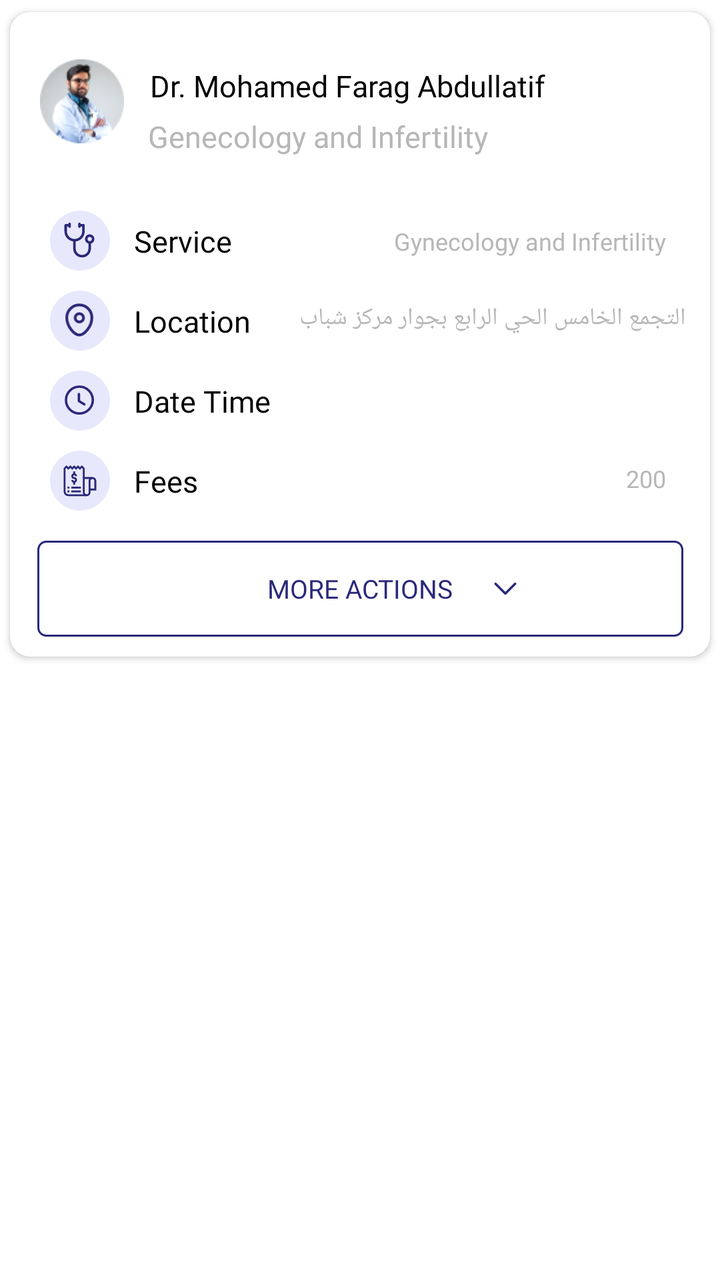
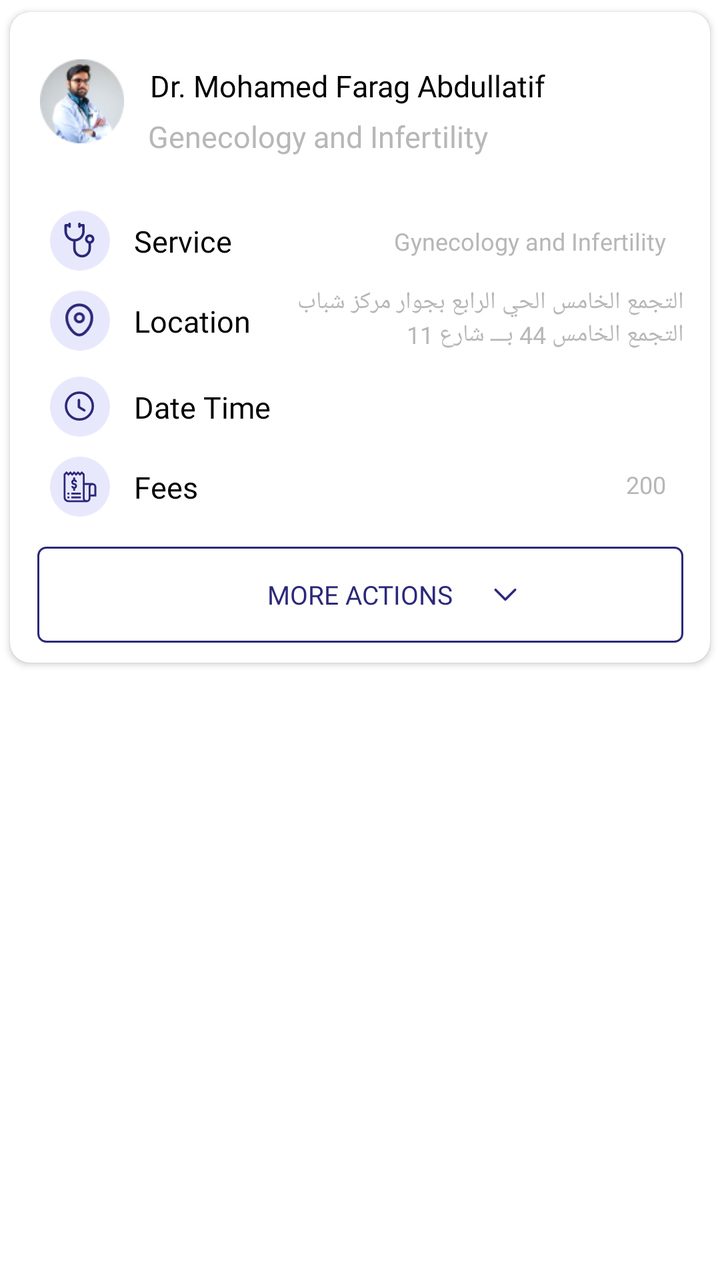

Screens rendered from an Android XML layout before and after an edit, with the pre-edit source and the edit as a unified diff.
<!-- AndroidManifest.xml: application theme Theme.NewDesign -->
<!-- res/layout/item_layout_schedule.xml -->
<?xml version="1.0" encoding="utf-8"?>
<layout xmlns:android="http://schemas.android.com/apk/res/android"
    xmlns:app="http://schemas.android.com/apk/res-auto">

    <androidx.constraintlayout.widget.ConstraintLayout
        android:layout_width="match_parent"
        android:layout_height="wrap_content">

        <androidx.cardview.widget.CardView
            android:id="@+id/cardview"
            android:layout_width="match_parent"
            android:layout_height="wrap_content"
            app:cardCornerRadius="10dp"
            app:cardUseCompatPadding="true"
            app:layout_constraintEnd_toEndOf="parent"
            app:layout_constraintStart_toStartOf="parent"
            app:layout_constraintTop_toTopOf="parent">

            <androidx.constraintlayout.widget.ConstraintLayout
                android:id="@+id/layput_services"
                android:layout_width="match_parent"
                android:layout_height="match_parent"
                android:padding="5dp">

                <androidx.constraintlayout.widget.ConstraintLayout
                    android:id="@+id/layout_doctorsDetail"
                    android:layout_width="match_parent"
                    android:layout_height="wrap_content"
                    android:layout_margin="10dp"
                    app:layout_constraintEnd_toEndOf="parent"
                    app:layout_constraintStart_toStartOf="parent"
                    app:layout_constraintTop_toTopOf="parent">

                    <com.google.android.material.imageview.ShapeableImageView
                        android:id="@+id/iv_doctorProfile"
                        android:layout_width="42dp"
                        android:layout_height="42dp"
                        android:src="@drawable/ic_docspecialization"
                        app:layout_constraintStart_toStartOf="parent"
                        app:layout_constraintTop_toTopOf="parent"
                        app:layout_constraintBottom_toBottomOf="parent"
                        />

                    <androidx.appcompat.widget.AppCompatTextView
                        android:id="@+id/tv_doctorName"
                        android:layout_width="0dp"
                        android:layout_height="wrap_content"
                        android:layout_marginStart="10dp"
                        android:fontFamily="@font/avenirltstd_roman"
                        android:gravity="start"
                        android:padding="3dp"
                        android:text="Dr. Mohamed Farag Abdullatif"
                        android:textColor="@color/black"
                        android:textSize="15sp"
                        app:layout_constraintStart_toEndOf="@+id/iv_doctorProfile"
                        app:layout_constraintTop_toTopOf="@+id/iv_doctorProfile" />

                    <androidx.appcompat.widget.AppCompatTextView
                        android:id="@+id/tv_Specialization"
                        android:layout_width="0dp"
                        android:layout_height="wrap_content"
                        android:layout_marginStart="10dp"
                        android:fontFamily="@font/avenirltstd_roman"
                        android:gravity="start"
                        android:padding="2dp"
                        android:text="Genecology and Infertility"
                        android:textColor="@color/gray"
                        android:textSize="15sp"
                        app:layout_constraintStart_toEndOf="@+id/iv_doctorProfile"
                        app:layout_constraintTop_toBottomOf="@+id/tv_doctorName" />


                </androidx.constraintlayout.widget.ConstraintLayout>


                <androidx.constraintlayout.widget.ConstraintLayout
                    android:id="@+id/layout_Subspecialization"
                    android:layout_width="match_parent"
                    android:layout_height="wrap_content"
                    android:layout_marginTop="10dp"

                    android:padding="5dp"
                    app:layout_constraintTop_toBottomOf="@+id/layout_doctorsDetail">

                    <androidx.constraintlayout.widget.ConstraintLayout
                        android:id="@+id/layout_Sub_specialization"
                        android:layout_width="30dp"
                        android:layout_height="30dp"
                        android:layout_marginTop="10dp"
                        android:layout_marginStart="10dp"
                        android:background="@drawable/bg_image_circle"
                        app:layout_constraintStart_toStartOf="parent"
                        app:layout_constraintTop_toTopOf="parent">

                        <com.google.android.material.imageview.ShapeableImageView
                            android:id="@+id/iv_sub_specialization"
                            android:layout_width="18dp"
                            android:layout_height="18dp"
                            android:adjustViewBounds="true"
                            android:src="@drawable/ic_sub_specialization"
                            app:layout_constraintBottom_toBottomOf="parent"
                            app:layout_constraintEnd_toEndOf="parent"
                            app:layout_constraintStart_toStartOf="parent"
                            app:layout_constraintTop_toTopOf="parent" />
                    </androidx.constraintlayout.widget.ConstraintLayout>

                    <androidx.appcompat.widget.AppCompatTextView
                        android:id="@+id/tv_sub_specialization"
                        android:layout_width="wrap_content"
                        android:layout_height="wrap_content"
                        android:layout_marginStart="10dp"
                        android:layout_marginTop="10dp"
                        android:fontFamily="@font/avenirltstd_roman"
                        android:gravity="start"
                        android:padding="2dp"
                        android:text="@string/service"
                        android:textColor="@color/black"
                        android:textSize="15sp"
                        app:layout_constraintStart_toEndOf="@+id/layout_Sub_specialization"
                        app:layout_constraintBottom_toBottomOf="@+id/layout_Sub_specialization"
                       app:layout_constraintTop_toTopOf="parent" />

                    <androidx.appcompat.widget.AppCompatTextView
                        android:id="@+id/Service"
                        android:layout_width="0dp"
                        android:layout_height="wrap_content"
                        android:layout_marginStart="10dp"
                        android:layout_marginTop="10dp"
                        android:layout_marginEnd="10dp"
                        android:fontFamily="@font/avenirltstd_black"
                        android:gravity="end"
                        android:padding="2dp"
                        android:text="Gynecology and Infertility"
                        android:textColor="@color/gray"
                        android:textSize="12sp"
                        app:layout_constraintEnd_toEndOf="parent"
                        app:layout_constraintStart_toEndOf="@+id/tv_sub_specialization"
                        app:layout_constraintBottom_toBottomOf="@+id/layout_Sub_specialization"
                        app:layout_constraintTop_toTopOf="parent" />
                </androidx.constraintlayout.widget.ConstraintLayout>
                <androidx.constraintlayout.widget.ConstraintLayout
                    android:id="@+id/Address"
                    android:layout_width="match_parent"
                    android:layout_height="wrap_content"
                    android:padding="5dp"
                    app:layout_constraintTop_toBottomOf="@+id/layout_Subspecialization">

                    <androidx.constraintlayout.widget.ConstraintLayout
                        android:id="@+id/layout_Address"
                        android:layout_width="30dp"
                        android:layout_height="30dp"
                        android:layout_marginStart="10dp"
                        android:background="@drawable/bg_image_circle"
                        app:layout_constraintStart_toStartOf="parent"
                        app:layout_constraintTop_toTopOf="parent">

                        <com.google.android.material.imageview.ShapeableImageView
                            android:id="@+id/iv_Address"
                            android:layout_width="18dp"
                            android:layout_height="18dp"
                            android:adjustViewBounds="true"
                            android:src="@drawable/ic_location"
                            app:layout_constraintBottom_toBottomOf="parent"
                            app:layout_constraintEnd_toEndOf="parent"
                            app:layout_constraintStart_toStartOf="parent"
                            app:layout_constraintTop_toTopOf="parent" />
                    </androidx.constraintlayout.widget.ConstraintLayout>

                    <androidx.appcompat.widget.AppCompatTextView
                        android:id="@+id/tv_Address"
                        android:layout_width="wrap_content"
                        android:layout_height="wrap_content"
                        android:layout_marginStart="10dp"
                        android:fontFamily="@font/avenirltstd_roman"
                        android:gravity="start"
                        android:padding="2dp"
                        android:text="@string/address"
                        android:textColor="@color/black"
                        android:textSize="15sp"
                        app:layout_constraintStart_toEndOf="@+id/layout_Address"
                        app:layout_constraintBottom_toBottomOf="@+id/layout_Address"
                        app:layout_constraintTop_toTopOf="parent" />

                    <androidx.appcompat.widget.AppCompatTextView
                        android:id="@+id/location"
                        android:layout_width="0dp"
                        android:layout_height="wrap_content"
                        android:layout_marginStart="10dp"
                        android:fontFamily="@font/avenirltstd_black"
                        android:gravity="start"
                       android:padding="2dp"
                        android:maxLines="1"
                        android:text="التجمع الخامس الحي الرابع بجوار مركز شباب التجمع الخامس 44 بـــ شارع 11"
                        android:textColor="@color/gray"
                        android:textSize="12sp"
                        app:layout_constraintEnd_toEndOf="parent"
                        app:layout_constraintStart_toEndOf="@+id/tv_Address"
                        app:layout_constraintBottom_toBottomOf="@+id/tv_Address"
                        app:layout_constraintTop_toTopOf="parent" />
                </androidx.constraintlayout.widget.ConstraintLayout>
                <androidx.constraintlayout.widget.ConstraintLayout
                    android:id="@+id/Waiting_Time"
                    android:layout_width="match_parent"
                    android:layout_height="wrap_content"
                    android:padding="5dp"
                    app:layout_constraintTop_toBottomOf="@+id/Address">

                    <androidx.constraintlayout.widget.ConstraintLayout
                        android:id="@+id/layout_Waiting_Time"
                        android:layout_width="30dp"
                        android:layout_height="30dp"
                        android:layout_marginStart="10dp"
                        android:background="@drawable/bg_image_circle"
                        app:layout_constraintStart_toStartOf="parent"
                        app:layout_constraintTop_toTopOf="parent">

                        <com.google.android.material.imageview.ShapeableImageView
                            android:id="@+id/iv_WaitingTime"
                            android:layout_width="18dp"
                            android:layout_height="18dp"
                            android:adjustViewBounds="true"
                            android:src="@drawable/ic_watingtime"
                            app:layout_constraintBottom_toBottomOf="parent"
                            app:layout_constraintEnd_toEndOf="parent"
                            app:layout_constraintStart_toStartOf="parent"
                            app:layout_constraintTop_toTopOf="parent" />
                    </androidx.constraintlayout.widget.ConstraintLayout>

                    <androidx.appcompat.widget.AppCompatTextView
                        android:id="@+id/tv_WaitingTime"
                        android:layout_width="wrap_content"
                        android:layout_height="wrap_content"
                        android:layout_marginStart="10dp"
                        android:fontFamily="@font/avenirltstd_roman"
                        android:gravity="start"
                        android:padding="2dp"
                        android:text="@string/date_time"
                        android:textColor="@color/black"
                        android:textSize="15sp"
                        app:layout_constraintStart_toEndOf="@+id/layout_Waiting_Time"
                        app:layout_constraintBottom_toBottomOf="@+id/layout_Waiting_Time"
                        app:layout_constraintTop_toTopOf="parent" />

                    <androidx.appcompat.widget.AppCompatTextView
                        android:id="@+id/waitingTime"
                        android:layout_width="0dp"
                        android:layout_height="wrap_content"
                        android:layout_marginStart="10dp"
                        android:layout_marginEnd="10dp"
                        android:fontFamily="@font/avenirltstd_black"
                        android:gravity="end"
                        android:padding="2dp"
                        android:text=""
                        android:textColor="@color/gray"
                        android:textSize="12sp"
                        app:layout_constraintEnd_toEndOf="parent"
                        app:layout_constraintStart_toEndOf="@+id/tv_WaitingTime"
                        app:layout_constraintBottom_toBottomOf="@+id/tv_WaitingTime"
                        app:layout_constraintTop_toTopOf="parent" />
                </androidx.constraintlayout.widget.ConstraintLayout>
                <androidx.constraintlayout.widget.ConstraintLayout
                    android:id="@+id/Fees"
                    android:layout_width="match_parent"
                    android:layout_height="wrap_content"
                    android:padding="5dp"
                    app:layout_constraintTop_toBottomOf="@+id/Waiting_Time">

                    <androidx.constraintlayout.widget.ConstraintLayout
                        android:id="@+id/layout_Fees"
                        android:layout_width="30dp"
                        android:layout_height="30dp"
                        android:layout_marginStart="10dp"
                        android:background="@drawable/bg_image_circle"
                        app:layout_constraintStart_toStartOf="parent"
                        app:layout_constraintTop_toTopOf="parent">

                        <com.google.android.material.imageview.ShapeableImageView
                            android:id="@+id/iv_Fees"
                            android:layout_width="18dp"
                            android:layout_height="18dp"
                            android:adjustViewBounds="true"
                            android:src="@drawable/ic_fees"
                            app:layout_constraintBottom_toBottomOf="parent"
                            app:layout_constraintEnd_toEndOf="parent"
                            app:layout_constraintStart_toStartOf="parent"
                            app:layout_constraintTop_toTopOf="parent" />
                    </androidx.constraintlayout.widget.ConstraintLayout>

                    <androidx.appcompat.widget.AppCompatTextView
                        android:id="@+id/tv_Fees"
                        android:layout_width="wrap_content"
                        android:layout_height="wrap_content"
                        android:layout_marginStart="10dp"
                        android:fontFamily="@font/avenirltstd_roman"
                        android:gravity="start"
                        android:padding="2dp"
                        android:text="@string/fees"
                        android:textColor="@color/black"
                        android:textSize="15sp"
                        app:layout_constraintStart_toEndOf="@+id/layout_Fees"
                        app:layout_constraintBottom_toBottomOf="@+id/layout_Fees"
                        app:layout_constraintTop_toTopOf="parent" />

                    <androidx.appcompat.widget.AppCompatTextView
                        android:id="@+id/Feesresult"
                        android:layout_width="0dp"
                        android:layout_height="wrap_content"
                        android:layout_marginStart="10dp"
                        android:layout_marginEnd="10dp"
                        android:fontFamily="@font/avenirltstd_black"
                        android:gravity="end"
                        android:padding="2dp"
                        android:text="200"
                        android:textColor="@color/gray"
                        android:textSize="12sp"
                        app:layout_constraintEnd_toEndOf="parent"
                        app:layout_constraintStart_toEndOf="@+id/tv_Fees"
                        app:layout_constraintBottom_toBottomOf="@+id/tv_Fees"
                        app:layout_constraintTop_toTopOf="parent" />
                </androidx.constraintlayout.widget.ConstraintLayout>

                <androidx.constraintlayout.widget.ConstraintLayout
                    android:id="@+id/layout"
                    android:layout_width="0dp"
                    android:layout_height="wrap_content"
                    app:layout_constraintEnd_toEndOf="parent"
                    app:layout_constraintStart_toStartOf="parent"
                    app:layout_constraintTop_toBottomOf="@+id/Fees"
                    app:layout_constraintBottom_toBottomOf="parent"
                    android:layout_marginBottom="5dp"
                    app:layout_constraintWidth_percent=".95"
                    android:layout_marginTop="10dp">
                    <androidx.appcompat.widget.AppCompatButton
                        android:id="@+id/btn_MoreAction"
                        android:layout_width="0dp"
                        android:layout_height="wrap_content"
                        android:background="@drawable/bg_button_schedule"
                        android:fontFamily="@font/avenirltstd_roman"
                        android:text="@string/more_actions"
                        android:textColor="@color/blue"
                        android:textSize="13sp"
                        app:layout_constraintEnd_toEndOf="parent"
                        app:layout_constraintStart_toStartOf="parent"
                        app:layout_constraintTop_toTopOf="parent"
                        />

                </androidx.constraintlayout.widget.ConstraintLayout>

                <com.google.android.material.imageview.ShapeableImageView
                    android:id="@+id/iv_more"
                    android:layout_width="18dp"
                    android:layout_height="18dp"
                    android:adjustViewBounds="true"
                    android:src="@drawable/ic_arrowdownblue"
                    app:layout_constraintBottom_toBottomOf="@+id/layout"
                    app:layout_constraintEnd_toEndOf="@+id/layout"
                    android:layout_marginEnd="80dp"
                    app:layout_constraintTop_toTopOf="@+id/layout" />



            </androidx.constraintlayout.widget.ConstraintLayout>
        </androidx.cardview.widget.CardView>


    </androidx.constraintlayout.widget.ConstraintLayout>

</layout>
<!-- resources referenced by this layout -->
<resources>
  <color name="black">#FF000000</color>
  <color name="blue">#2B2979</color>
  <color name="gray">#B7B7B7</color>
  <!-- drawable bg_button_schedule (drawable) -->
  <?xml version="1.0" encoding="utf-8"?>
  <shape xmlns:android="http://schemas.android.com/apk/res/android"
      android:shape="rectangle">
      <solid android:color="@color/white" />
      <stroke
          android:width="1dp"
          android:color="@color/blue" />
      <corners android:radius="4dp" />
  </shape>
  <!-- drawable bg_image_circle (drawable) -->
  <?xml version="1.0" encoding="utf-8"?>
  <shape xmlns:android="http://schemas.android.com/apk/res/android"
      android:shape="oval"
      >
  
      <solid android:color="@color/color_completeprofile"/>
      <size android:width="50dp" android:height="50dp"/>
  
  </shape>
  <!-- drawable ic_arrowdownblue (drawable) -->
  <vector xmlns:android="http://schemas.android.com/apk/res/android"
      android:width="15dp"
      android:height="14dp"
      android:viewportWidth="15"
      android:viewportHeight="14">
    <path
        android:strokeWidth="1"
        android:pathData="M11.583,4.958L7.5,9.042L3.417,4.958"
        android:strokeLineJoin="round"
        android:fillColor="#00000000"
        android:strokeColor="#2B2979"
        android:strokeLineCap="round"/>
  </vector>
  <!-- drawable ic_watingtime (drawable) -->
  <vector xmlns:android="http://schemas.android.com/apk/res/android"
      android:width="15dp"
      android:height="15dp"
      android:viewportWidth="15"
      android:viewportHeight="15">
    <path
        android:strokeWidth="1"
        android:pathData="M12.838,7.25C12.838,10.337 10.336,12.839 7.25,12.839C4.163,12.839 1.661,10.337 1.661,7.25C1.661,4.164 4.163,1.662 7.25,1.662C10.336,1.662 12.838,4.164 12.838,7.25Z"
        android:strokeLineJoin="round"
        android:fillColor="#00000000"
        android:fillType="evenOdd"
        android:strokeColor="#2B2979"
        android:strokeLineCap="round"/>
    <path
        android:strokeWidth="1"
        android:pathData="M9.323,9.028L7.045,7.669V4.741"
        android:strokeLineJoin="round"
        android:fillColor="#00000000"
        android:strokeColor="#2B2979"
        android:strokeLineCap="round"/>
  </vector>
  <string name="address">Location</string>
  <string name="date_time">Date Time</string>
  <string name="fees">Fees</string>
  <string name="more_actions">More Actions</string>
  <string name="service">Service</string>
  <style name="Theme.NewDesign" parent="Theme.MaterialComponents.Light.NoActionBar">
          
          <item name="colorPrimary">@color/purple_500</item>
          <item name="colorPrimaryVariant">@color/purple_700</item>
          <item name="colorOnPrimary">@color/white</item>
          
          <item name="colorSecondary">#0639BA</item>
          <item name="colorSecondaryVariant">@color/teal_700</item>
          <item name="colorOnSecondary">@color/black</item>
          
          <item name="android:statusBarColor">?attr/colorPrimaryVariant</item>
          
      </style>
  <color name="white">#FFFFFFFF</color>
  <color name="color_completeprofile">#E8E8FD</color>
  <color name="purple_500">#AEB3BE</color>
  <color name="purple_700">#FF3700B3</color>
  <color name="teal_700">#FF018786</color>
  <!-- unchanged entries left out for length: 4 -->
</resources>

<!-- the commit's change to res/layout/item_layout_schedule.xml (unified diff, before → after) -->
@@ -188,8 +188,7 @@
                         android:layout_marginStart="10dp"
                         android:fontFamily="@font/avenirltstd_black"
                         android:gravity="start"
-                       android:padding="2dp"
-                        android:maxLines="1"
+                        android:padding="3dp"
                         android:text="التجمع الخامس الحي الرابع بجوار مركز شباب التجمع الخامس 44 بـــ شارع 11"
                         android:textColor="@color/gray"
                         android:textSize="12sp"
